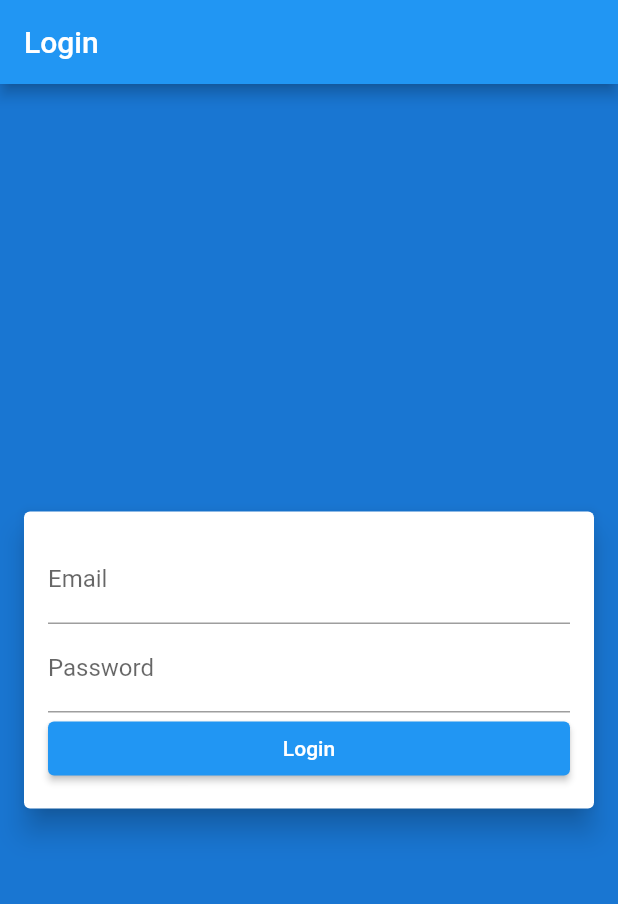
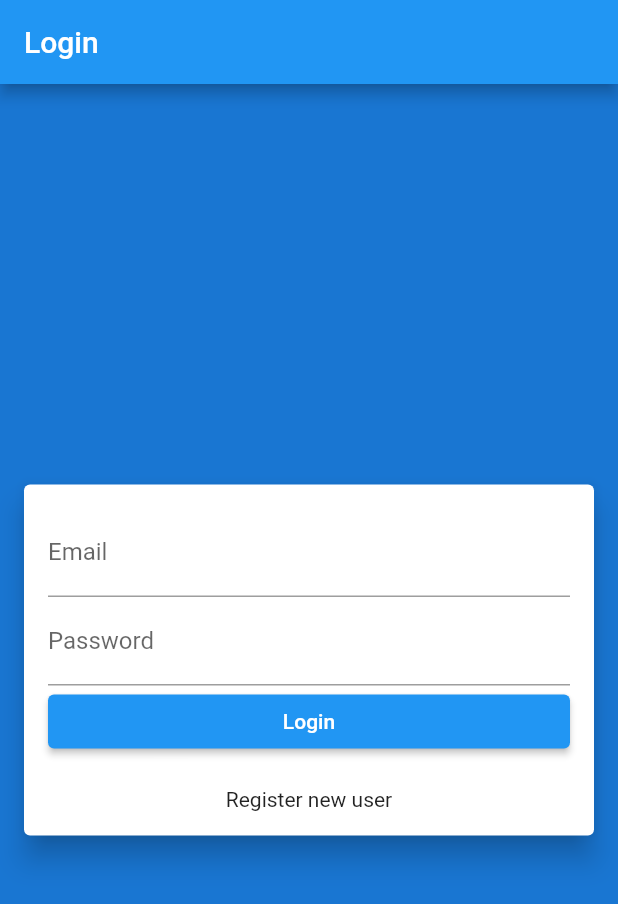
Before and after one commit to e00xff/flutter_expenses, a Flutter app: the screen it shows after launch, on a phone screen of 412 x 824 dp. Shown: the top 904 px of the screen. Run offline on Flutter 3.47's test engine with Material 2 defaults, Android fonts, the light colour scheme and no system bars.

Commit message:
Navigation: Links between Login and Register Screens

```diff
--- a/lib/main.dart
+++ b/lib/main.dart
@@ -1,6 +1,8 @@
 import 'package:flutter/material.dart';
+import 'package:flutter_expenses/screens/login.dart';
+import 'package:flutter_expenses/screens/register.dart';
 
-void main() => runApp(MyApp());
+void main() => runApp(const MyApp());
 
 class MyApp extends StatelessWidget {
   const MyApp({Key? key}) : super(key: key);
@@ -8,45 +10,12 @@ class MyApp extends StatelessWidget {
   @override
   Widget build(BuildContext context) {
     return MaterialApp(
-      title: 'Welcome to Flutter',
-      home: Scaffold(
-        appBar: AppBar(
-          title: const Text('Login'),
-        ),
-        body: Container(
-          color: Theme.of(context).primaryColorDark,
-          child: Column(
-            mainAxisAlignment: MainAxisAlignment.center,
-            children: <Widget>[
-              Card(
-                elevation: 8,
-                margin: EdgeInsets.only(left: 16.0, right: 16.0),
-                child: Padding(
-                  padding: EdgeInsets.all(16.0),
-                  child: Column(
-                    children: <Widget>[
-                      TextField(
-                        keyboardType: TextInputType.emailAddress,
-                        decoration: InputDecoration(labelText: 'Email'),
-                      ),
-                      TextField(
-                        keyboardType: TextInputType.visiblePassword,
-                        decoration: InputDecoration(labelText: 'Password'),
-                      ),
-                      ElevatedButton(
-                        onPressed: () => print('Login clicked'),
-                        child: Text('Login'),
-                        style: ElevatedButton.styleFrom(
-                            minimumSize: Size(double.infinity, 36)),
-                      ),
-                    ],
-                  ),
-                ),
-              ),
-            ],
-          ),
-        ),
-      ),
+      title: 'Expenses App',
+      home: const Login(),
+      routes: {
+        '/login': (context) => const Login(),
+        '/register': (context) => const Register(),
+      },
     );
   }
 }
--- /dev/null
+++ b/lib/screens/login.dart
@@ -0,0 +1,56 @@
+import 'package:flutter/material.dart';
+
+class Login extends StatelessWidget {
+  const Login({Key? key}) : super(key: key);
+
+  @override
+  Widget build(BuildContext context) {
+    return Scaffold(
+        appBar: AppBar(
+          title: const Text('Login'),
+        ),
+        body: Container(
+          color: Theme.of(context).primaryColorDark,
+          child: Column(
+            mainAxisAlignment: MainAxisAlignment.center,
+            children: <Widget>[
+              Card(
+                elevation: 8,
+                margin: const EdgeInsets.only(left: 16.0, right: 16.0),
+                child: Padding(
+                  padding: const EdgeInsets.all(16.0),
+                  child: Column(
+                    children: <Widget>[
+                      const TextField(
+                        keyboardType: TextInputType.emailAddress,
+                        decoration: InputDecoration(labelText: 'Email'),
+                      ),
+                      const TextField(
+                        keyboardType: TextInputType.visiblePassword,
+                        decoration: InputDecoration(labelText: 'Password'),
+                      ),
+                      ElevatedButton(
+                        onPressed: () => print('Login clicked'),
+                        child: const Text('Login'),
+                        style: ElevatedButton.styleFrom(
+                            minimumSize: const Size(double.infinity, 36)),
+                      ),
+                      Padding(
+                        padding: const EdgeInsets.only(top: 20.0),
+                        child: InkWell(
+                          onTap: () => {
+                            Navigator.popAndPushNamed(context, '/register')
+                          },
+                          child: const Text('Register new user'),
+                        ),
+                      ),
+                    ],
+                  ),
+                ),
+              ),
+            ],
+          ),
+        ),
+      );
+  }
+}
```
Also changed, not shown: lib/screens/register.dart (added, +64 -0 lines).
